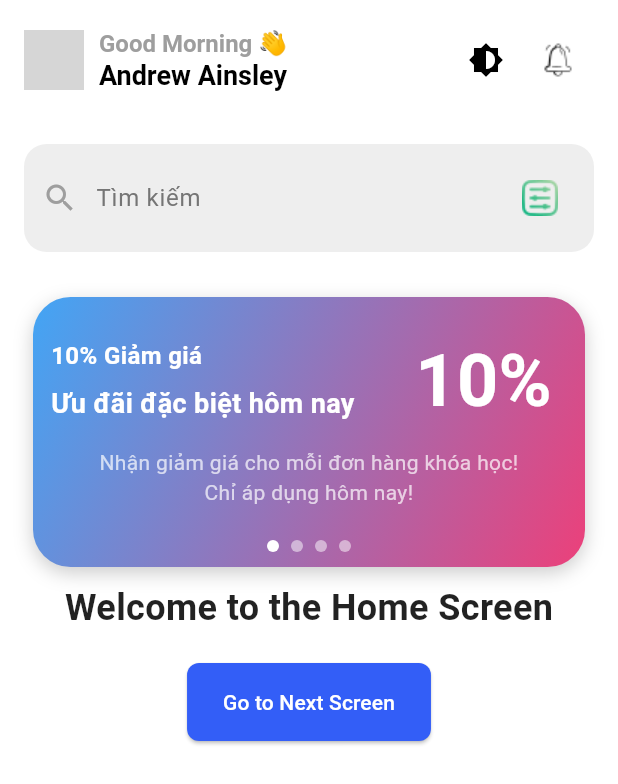
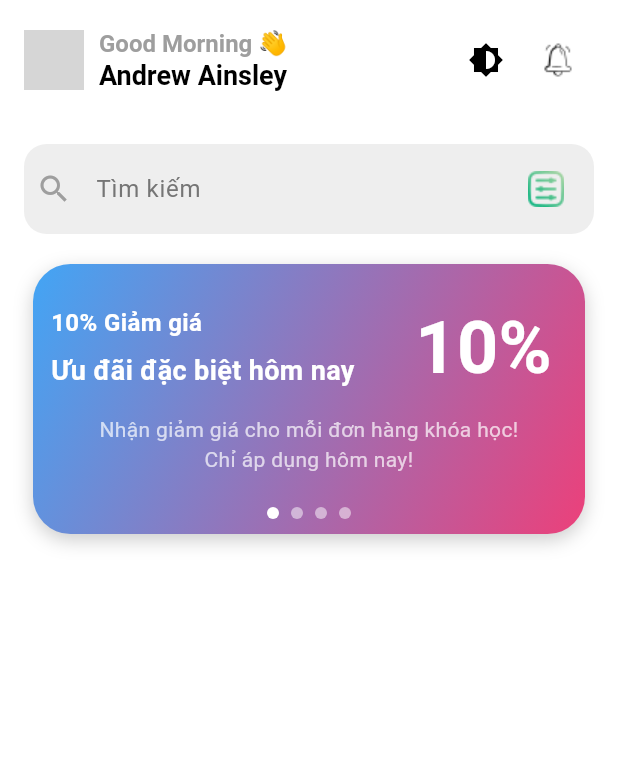
Before and after one commit to Tranlong291003/lms_app_flutter, a Flutter app: the HomeScreen screen opened directly, on a phone screen of 412 x 824 dp. Shown: the top 784 px of the screen. Run offline on Flutter 3.47's test engine with Material 3 defaults, Android fonts, the phone set to English and light mode, and no system bars; drawn by our look-alikes of animated_text_kit, smooth_page_indicator; our stand-ins replace bloc, dio, equatable, firebase_auth, firebase_core, flutter_bloc and 5 more; accounts and stored records are empty; network calls fail; grey boxes are pictures that could not be loaded.

Commit message:
change home

```diff
--- a/lib/apps/utils/searchBarWidget.dart
+++ b/lib/apps/utils/searchBarWidget.dart
@@ -6,6 +6,7 @@ class SearchBarWidget extends StatelessWidget {
   @override
   Widget build(BuildContext context) {
     return Container(
+      height: 60,
       decoration: BoxDecoration(
         borderRadius: BorderRadius.circular(15), // Bo góc cho thanh tìm kiếm
         color:
@@ -17,7 +18,7 @@ class SearchBarWidget extends StatelessWidget {
         children: [
           // Biểu tượng tìm kiếm
           Padding(
-            padding: const EdgeInsets.all(12.0),
+            padding: const EdgeInsets.all(8.0),
             child: Icon(
               Icons.search,
               color: Colors.grey, // Màu biểu tượng tìm kiếm
@@ -34,12 +35,13 @@ class SearchBarWidget extends StatelessWidget {
                 border: InputBorder.none, // Loại bỏ viền
                 contentPadding: const EdgeInsets.symmetric(
                   vertical: 0,
-                ), // Đảm bảo không có khoảng cách thừa
+                  horizontal: 8,
+                ),
               ),
             ),
           ),
           Padding(
-            padding: const EdgeInsets.all(12.0),
+            padding: const EdgeInsets.all(8.0), // Giảm padding
             child: IconButton(
               icon: Image.asset('assets/icons/filter.png'),
               onPressed: () {},
--- a/lib/screens/home/home_screen.dart
+++ b/lib/screens/home/home_screen.dart
@@ -1,6 +1,6 @@
 import 'package:flutter/material.dart';
-import 'package:lms/apps/utils/app_bar.dart';
 import 'package:lms/apps/utils/searchBarWidget.dart';
+import 'package:lms/screens/home/widget/app_bar.dart';
 import 'package:lms/screens/home/widget/discountSlider.dart';
 
 class HomeScreen extends StatelessWidget {
@@ -9,7 +9,7 @@ class HomeScreen extends StatelessWidget {
   @override
   Widget build(BuildContext context) {
     return Scaffold(
-      appBar: appBar(context, 'title'),
+      appBar: AppBarHome(context, 'title'),
       body: Padding(
         padding: const EdgeInsets.all(16.0),
         child: Center(
@@ -17,19 +17,8 @@ class HomeScreen extends StatelessWidget {
             mainAxisAlignment: MainAxisAlignment.start,
             children: [
               SearchBarWidget(),
-              const SizedBox(height: 20),
+              const SizedBox(height: 10),
               DiscountSlider(),
-              const Text(
-                'Welcome to the Home Screen',
-                style: TextStyle(fontSize: 24, fontWeight: FontWeight.bold),
-              ),
-              const SizedBox(height: 20),
-              ElevatedButton(
-                onPressed: () {
-                  // Handle button press
-                },
-                child: const Text('Go to Next Screen'),
-              ),
             ],
           ),
         ),
--- a/lib/apps/utils/app_bar.dart
+++ b/lib/screens/home/widget/app_bar.dart
@@ -4,7 +4,7 @@ import 'package:flutter_bloc/flutter_bloc.dart';
 import 'package:lms/blocs/theme/theme_bloc.dart';
 import 'package:lms/blocs/theme/theme_event.dart';
 
-AppBar appBar(BuildContext context, String title) {
+AppBar AppBarHome(BuildContext context, String title) {
   // Lấy giờ hiện tại
   int currentHour = DateTime.now().hour;
 
@@ -80,6 +80,6 @@ AppBar appBar(BuildContext context, String title) {
         ),
       ],
     ),
-    toolbarHeight: 80, // Tăng chiều cao của AppBar
+    toolbarHeight: 80, // Tăng chiều cao của AppBarHome
   );
 }
```
